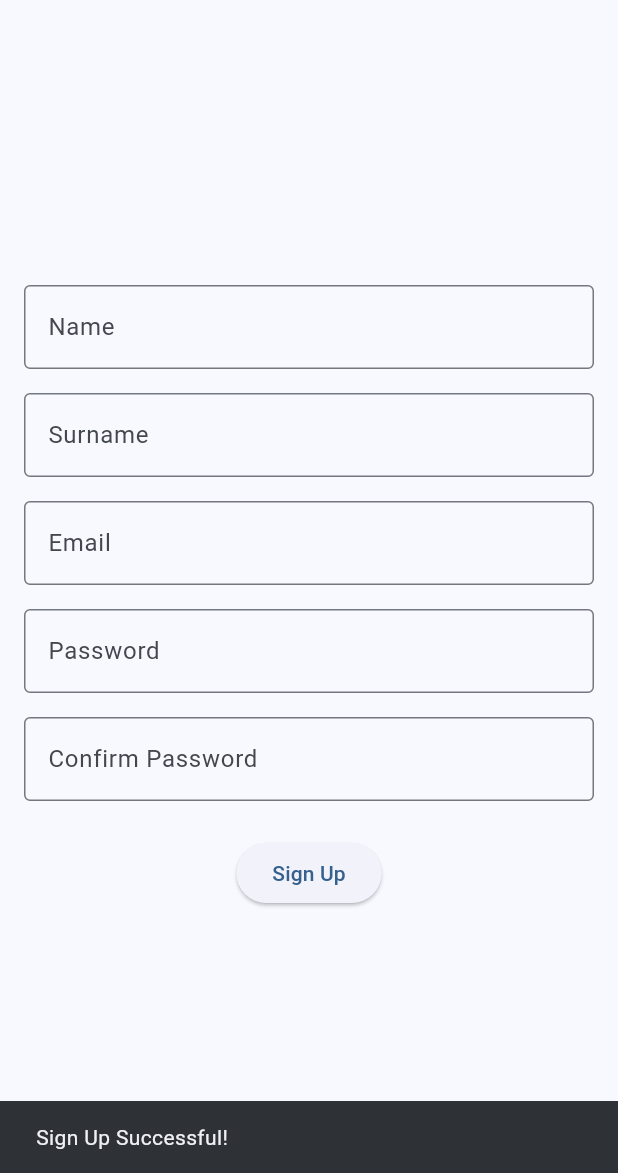
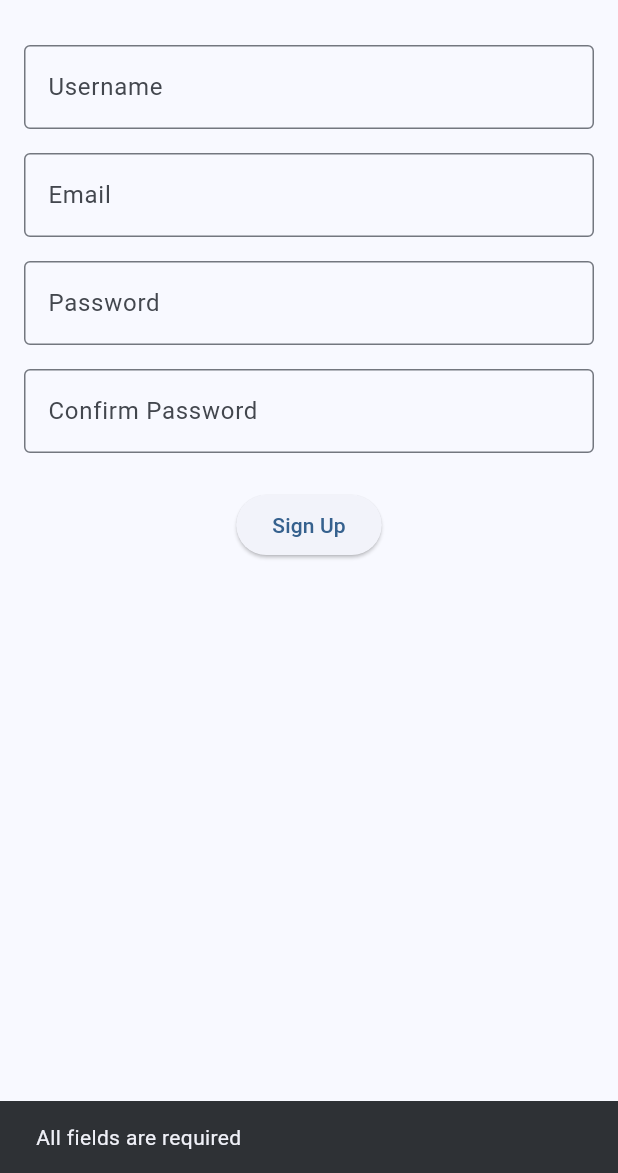
Before and after one commit to jakub-prokopiuk/Bachelor-s-thesis, a Flutter app: the SignUpPage screen opened directly, after a tap on "Sign Up", on a phone screen of 412 x 824 dp, the part 63-1236 px from its top. Run offline on Flutter 3.47's test engine with Material 3 defaults, Android fonts, the phone set to English and light mode, and no system bars; our stand-ins replace flutter_dotenv, flutter_map, geolocator, latlong2.

Commit message:
added email validation while signing up, added dotenv, added error handling while signing up

```diff
--- a/frontend/lib/main.dart
+++ b/frontend/lib/main.dart
@@ -1,7 +1,9 @@
 import 'package:flutter/material.dart';
 import 'welcome_page.dart';
+import 'package:flutter_dotenv/flutter_dotenv.dart';
 
-void main() {
+void main() async {
+  await dotenv.load();
   runApp(const WattWay());
 }
 
--- a/frontend/lib/sign_up_page.dart
+++ b/frontend/lib/sign_up_page.dart
@@ -1,4 +1,7 @@
 import 'package:flutter/material.dart';
+import 'package:flutter_dotenv/flutter_dotenv.dart';
+import 'package:http/http.dart' as http;
+import 'dart:convert';
 
 class SignUpPage extends StatefulWidget {
   const SignUpPage({super.key});
@@ -8,28 +11,63 @@ class SignUpPage extends StatefulWidget {
 }
 
 class _SignUpPageState extends State<SignUpPage> {
-  final TextEditingController _nameController = TextEditingController();
-  final TextEditingController _surnameController = TextEditingController();
+  final TextEditingController _usernameController = TextEditingController();
   final TextEditingController _emailController = TextEditingController();
   final TextEditingController _passwordController = TextEditingController();
   final TextEditingController _confirmPasswordController =
       TextEditingController();
 
-  void _signUp() {
-    String name = _nameController.text;
-    String surname = _surnameController.text;
+  Future<void> _signUp() async {
+    String username = _usernameController.text;
     String email = _emailController.text;
     String password = _passwordController.text;
     String confirmPassword = _confirmPasswordController.text;
 
-    // TODO ADD CONNECTION TO DATABASE
-    if (password == confirmPassword) {
+    if (username.isEmpty ||
+        email.isEmpty ||
+        password.isEmpty ||
+        confirmPassword.isEmpty) {
+      ScaffoldMessenger.of(context).showSnackBar(
+        const SnackBar(content: Text('All fields are required')),
+      );
+      return;
+    }
+
+    if (password != confirmPassword) {
+      ScaffoldMessenger.of(context).showSnackBar(
+        const SnackBar(content: Text('Passwords do not match')),
+      );
+      return;
+    }
+
+    try {
+      final url = Uri.parse('${dotenv.env['API_URL']}/api/register');
+      final response = await http.post(
+        url,
+        headers: {'Content-Type': 'application/json'},
+        body: jsonEncode({
+          'username': username,
+          'email': email,
+          'password': password,
+        }),
+      );
+      final responseBody = jsonDecode(response.body);
+      if (!mounted) return;
+      if (response.statusCode == 422) {
+        ScaffoldMessenger.of(context).showSnackBar(SnackBar(
+            content: Text('${responseBody['detail'][0]['ctx']['reason']}')));
+      } else if (response.statusCode == 200) {
         ScaffoldMessenger.of(context).showSnackBar(
           const SnackBar(content: Text('Sign Up Successful!')),
         );
       } else {
         ScaffoldMessenger.of(context).showSnackBar(
-        const SnackBar(content: Text('Passwords do not match')),
+          SnackBar(content: Text('${responseBody['detail']}')),
+        );
+      }
+    } catch (error) {
+      ScaffoldMessenger.of(context).showSnackBar(
+        SnackBar(content: Text('Error: $error')),
       );
     }
   }
@@ -42,21 +80,14 @@ class _SignUpPageState extends State<SignUpPage> {
       ),
       body: Padding(
         padding: const EdgeInsets.all(16.0),
+        child: SingleChildScrollView(
           child: Column(
             mainAxisAlignment: MainAxisAlignment.center,
             children: <Widget>[
               TextField(
-              controller: _nameController,
+                controller: _usernameController,
                 decoration: const InputDecoration(
-                labelText: 'Name',
-                border: OutlineInputBorder(),
-              ),
-            ),
-            const SizedBox(height: 16),
-            TextField(
-              controller: _surnameController,
-              decoration: const InputDecoration(
-                labelText: 'Surname',
+                  labelText: 'Username',
                   border: OutlineInputBorder(),
                 ),
               ),
@@ -94,6 +125,7 @@ class _SignUpPageState extends State<SignUpPage> {
             ],
           ),
         ),
+      ),
     );
   }
 }
```
Also changed, not shown: frontend/pubspec.yaml (+4 -3 lines), frontend/pubspec.lock, 5 other files. Lines whose indentation alone changed are shown as unchanged.
